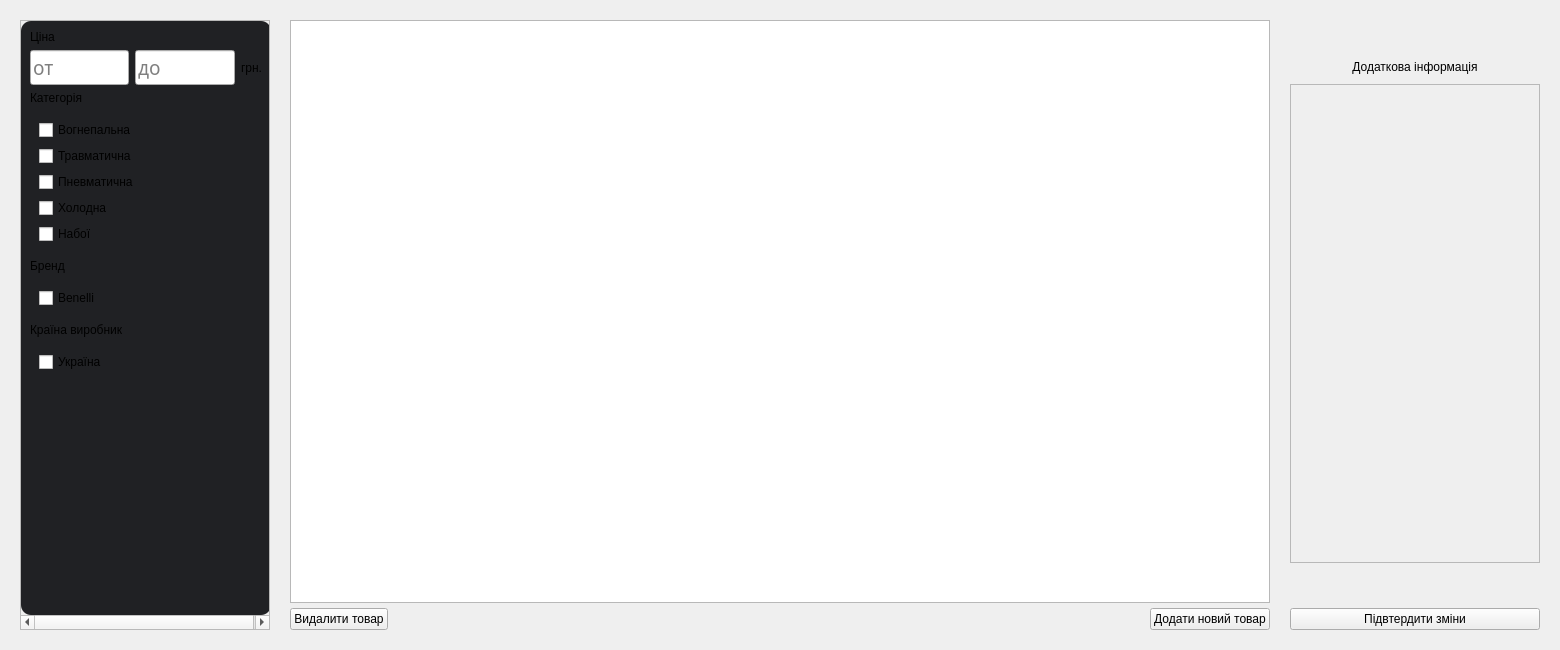
Qt form src/View/MenuAdmin/menueditproduct.ui (Fyz-dev/GunStore) before a commit.
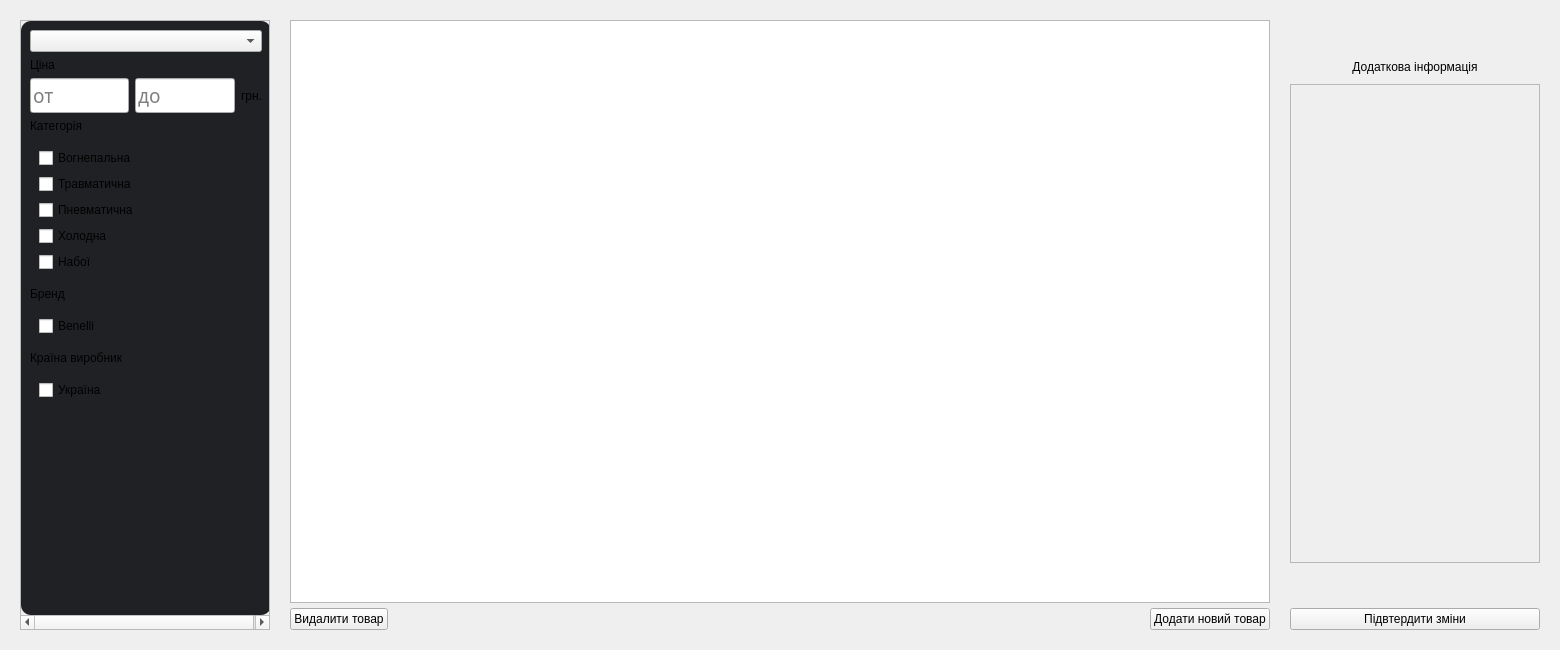
The same form after that commit.

Commit message: New sort with soft delete for product.

```diff
--- a/src/View/MenuAdmin/menueditproduct.ui
+++ b/src/View/MenuAdmin/menueditproduct.ui
@@ -108,6 +108,9 @@
        <enum>Qt::DefaultContextMenu</enum>
       </property>
       <layout class="QVBoxLayout" name="verticalLayout_10">
+       <item>
+        <widget class="QComboBox" name="comboBoxIsDelete"/>
+       </item>
        <item>
         <layout class="QVBoxLayout" name="priceFilter">
          <item>
```
The commit also changes 20 other files.
